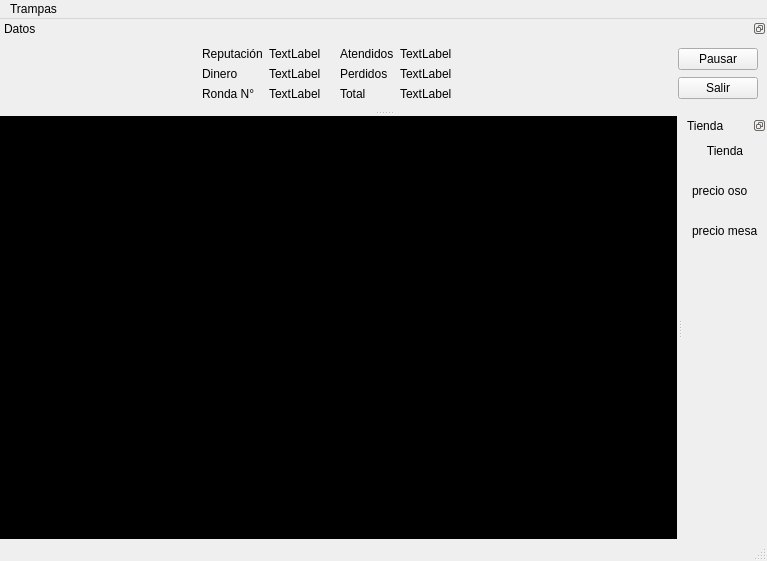
benjavicente/iic2233, file Tareas/T02/frontend/layout/game.ui: the form before one commit.
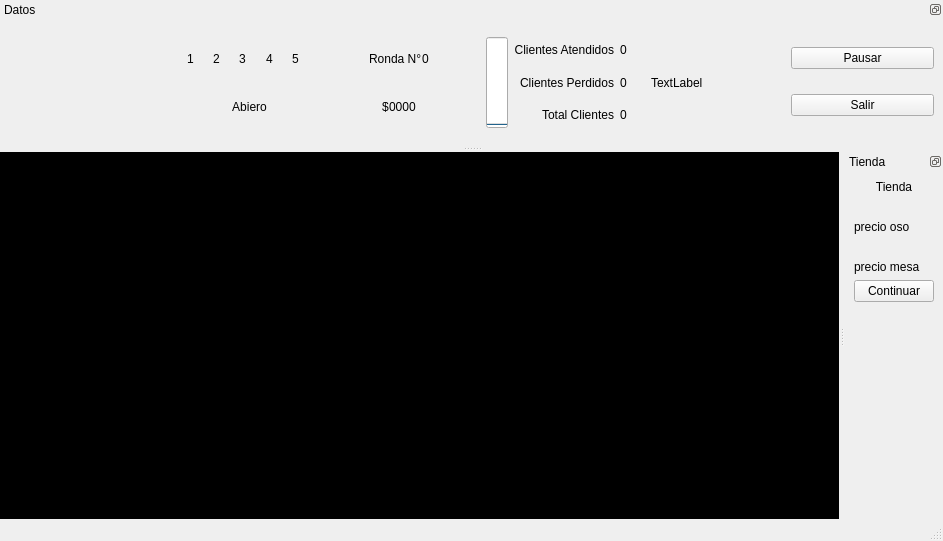
The form after the commit. Icons and pictures are not drawn.

Patch:
```diff
--- a/Tareas/T02/frontend/layout/game.ui
+++ b/Tareas/T02/frontend/layout/game.ui
@@ -6,8 +6,8 @@
    <rect>
     <x>0</x>
     <y>0</y>
-    <width>767</width>
-    <height>561</height>
+    <width>943</width>
+    <height>541</height>
    </rect>
   </property>
   <property name="sizePolicy">
@@ -141,25 +141,6 @@
     </item>
    </layout>
   </widget>
-  <widget class="QMenuBar" name="menubar">
-   <property name="geometry">
-    <rect>
-     <x>0</x>
-     <y>0</y>
-     <width>767</width>
-     <height>26</height>
-    </rect>
-   </property>
-   <widget class="QMenu" name="menuTrampas">
-    <property name="title">
-     <string>Trampas</string>
-    </property>
-    <addaction name="imprimir_dinero"/>
-    <addaction name="comrar_reputacion"/>
-    <addaction name="terminar_ronda"/>
-   </widget>
-   <addaction name="menuTrampas"/>
-  </widget>
   <widget class="QStatusBar" name="statusbar"/>
   <widget class="QDockWidget" name="shop_dock">
    <property name="maximumSize">
@@ -256,6 +237,13 @@
        </property>
       </widget>
      </item>
+     <item>
+      <widget class="QPushButton" name="pushButton">
+       <property name="text">
+        <string>Continuar</string>
+       </property>
+      </widget>
+     </item>
      <item>
       <spacer name="verticalSpacer_3">
        <property name="orientation">
@@ -335,157 +323,295 @@
       </spacer>
      </item>
      <item>
-      <spacer name="horizontalSpacer_4">
-       <property name="orientation">
-        <enum>Qt::Horizontal</enum>
-       </property>
-       <property name="sizeHint" stdset="0">
-        <size>
-         <width>40</width>
-         <height>20</height>
-        </size>
-       </property>
-      </spacer>
+      <widget class="QWidget" name="widget_4" native="true">
+       <layout class="QVBoxLayout" name="verticalLayout_4">
+        <item>
+         <layout class="QHBoxLayout" name="stars_layout">
+          <item>
+           <widget class="QLabel" name="label_2">
+            <property name="text">
+             <string>1</string>
+            </property>
+           </widget>
+          </item>
+          <item>
+           <widget class="QLabel" name="label">
+            <property name="text">
+             <string>2</string>
+            </property>
+           </widget>
+          </item>
+          <item>
+           <widget class="QLabel" name="label_5">
+            <property name="text">
+             <string>3</string>
+            </property>
+           </widget>
+          </item>
+          <item>
+           <widget class="QLabel" name="label_13">
+            <property name="text">
+             <string>4</string>
+            </property>
+           </widget>
+          </item>
+          <item>
+           <widget class="QLabel" name="label_14">
+            <property name="text">
+             <string>5</string>
+            </property>
+           </widget>
+          </item>
+         </layout>
+        </item>
+        <item>
+         <widget class="QLabel" name="label_3">
+          <property name="text">
+           <string>Abiero</string>
+          </property>
+          <property name="alignment">
+           <set>Qt::AlignCenter</set>
+          </property>
+         </widget>
+        </item>
+       </layout>
+      </widget>
      </item>
      <item>
-      <layout class="QGridLayout" name="grid_estadisticas_cafe">
-       <item row="1" column="0">
-        <widget class="QLabel" name="money_label">
-         <property name="text">
-          <string>Dinero</string>
-         </property>
-        </widget>
-       </item>
-       <item row="2" column="0">
-        <widget class="QLabel" name="round_label">
-         <property name="text">
-          <string>Ronda N°</string>
-         </property>
-        </widget>
-       </item>
-       <item row="0" column="0">
-        <widget class="QLabel" name="rep_label">
-         <property name="text">
-          <string>Reputación</string>
-         </property>
-        </widget>
-       </item>
-       <item row="0" column="1">
-        <widget class="QLabel" name="rep">
-         <property name="text">
-          <string>TextLabel</string>
-         </property>
-        </widget>
-       </item>
-       <item row="1" column="1">
-        <widget class="QLabel" name="money">
-         <property name="text">
-          <string>TextLabel</string>
-         </property>
-        </widget>
-       </item>
-       <item row="2" column="1">
-        <widget class="QLabel" name="round">
-         <property name="text">
-          <string>TextLabel</string>
-         </property>
-        </widget>
-       </item>
-      </layout>
+      <widget class="QWidget" name="widget_2" native="true">
+       <layout class="QGridLayout" name="gridLayout_5">
+        <item row="1" column="0">
+         <widget class="QWidget" name="widget_6" native="true">
+          <layout class="QGridLayout" name="gridLayout_6">
+           <item row="0" column="0">
+            <widget class="QWidget" name="horizontalWidget_2" native="true">
+             <property name="sizePolicy">
+              <sizepolicy hsizetype="Maximum" vsizetype="Preferred">
+               <horstretch>0</horstretch>
+               <verstretch>0</verstretch>
+              </sizepolicy>
+             </property>
+             <layout class="QHBoxLayout" name="horizontalLayout_3">
+              <property name="spacing">
+               <number>0</number>
+              </property>
+              <property name="leftMargin">
+               <number>0</number>
+              </property>
+              <property name="topMargin">
+               <number>0</number>
+              </property>
+              <property name="rightMargin">
+               <number>0</number>
+              </property>
+              <property name="bottomMargin">
+               <number>0</number>
+              </property>
+              <item>
+               <widget class="QLabel" name="money_tag">
+                <property name="sizePolicy">
+                 <sizepolicy hsizetype="Maximum" vsizetype="Preferred">
+                  <horstretch>0</horstretch>
+                  <verstretch>0</verstretch>
+                 </sizepolicy>
+                </property>
+                <property name="text">
+                 <string>$</string>
+                </property>
+               </widget>
+              </item>
+              <item>
+               <widget class="QLabel" name="money">
+                <property name="sizePolicy">
+                 <sizepolicy hsizetype="Maximum" vsizetype="Preferred">
+                  <horstretch>0</horstretch>
+                  <verstretch>0</verstretch>
+                 </sizepolicy>
+                </property>
+                <property name="text">
+                 <string>0000</string>
+                </property>
+               </widget>
+              </item>
+             </layout>
+            </widget>
+           </item>
+          </layout>
+         </widget>
+        </item>
+        <item row="0" column="0">
+         <widget class="QWidget" name="widget_7" native="true">
+          <layout class="QGridLayout" name="gridLayout_7">
+           <item row="0" column="0">
+            <widget class="QWidget" name="widget_5" native="true">
+             <property name="sizePolicy">
+              <sizepolicy hsizetype="Maximum" vsizetype="Preferred">
+               <horstretch>0</horstretch>
+               <verstretch>0</verstretch>
+              </sizepolicy>
+             </property>
+             <layout class="QHBoxLayout" name="horizontalLayout_4">
+              <property name="spacing">
+               <number>0</number>
+              </property>
+              <property name="leftMargin">
+               <number>0</number>
+              </property>
+              <property name="topMargin">
+               <number>0</number>
+              </property>
+              <property name="rightMargin">
+               <number>0</number>
+              </property>
+              <property name="bottomMargin">
+               <number>0</number>
+              </property>
+              <item>
+               <widget class="QLabel" name="label_12">
+                <property name="sizePolicy">
+                 <sizepolicy hsizetype="Maximum" vsizetype="Preferred">
+                  <horstretch>0</horstretch>
+                  <verstretch>0</verstretch>
+                 </sizepolicy>
+                </property>
+                <property name="text">
+                 <string>Ronda N°</string>
+                </property>
+               </widget>
+              </item>
+              <item>
+               <widget class="QLabel" name="round">
+                <property name="sizePolicy">
+                 <sizepolicy hsizetype="Maximum" vsizetype="Preferred">
+                  <horstretch>0</horstretch>
+                  <verstretch>0</verstretch>
+                 </sizepolicy>
+                </property>
+                <property name="text">
+                 <string>0</string>
+                </property>
+                <property name="alignment">
+                 <set>Qt::AlignLeading|Qt::AlignLeft|Qt::AlignVCenter</set>
+                </property>
+               </widget>
+              </item>
+             </layout>
+            </widget>
+           </item>
+          </layout>
+         </widget>
+        </item>
+       </layout>
+      </widget>
      </item>
      <item>
-      <widget class="QLabel" name="label_10">
-       <property name="sizePolicy">
-        <sizepolicy hsizetype="Maximum" vsizetype="Preferred">
-         <horstretch>0</horstretch>
-         <verstretch>0</verstretch>
-        </sizepolicy>
-       </property>
-       <property name="text">
-        <string/>
-       </property>
-       <property name="pixmap">
-        <pixmap>C:/Users/Benjamín/.designer/sprites/clientes/perro/perro_01.png</pixmap>
-       </property>
-       <property name="scaledContents">
-        <bool>false</bool>
-       </property>
+      <widget class="QWidget" name="widget" native="true">
+       <layout class="QGridLayout" name="gridLayout_2">
+        <item row="0" column="0" rowspan="3">
+         <widget class="QProgressBar" name="day_progress">
+          <property name="enabled">
+           <bool>true</bool>
+          </property>
+          <property name="sizePolicy">
+           <sizepolicy hsizetype="Fixed" vsizetype="Fixed">
+            <horstretch>0</horstretch>
+            <verstretch>0</verstretch>
+           </sizepolicy>
+          </property>
+          <property name="font">
+           <font>
+            <kerning>true</kerning>
+           </font>
+          </property>
+          <property name="textVisible">
+           <bool>false</bool>
+          </property>
+          <property name="orientation">
+           <enum>Qt::Vertical</enum>
+          </property>
+          <property name="format">
+           <string/>
+          </property>
+         </widget>
+        </item>
+        <item row="2" column="1">
+         <widget class="QLabel" name="label_8">
+          <property name="text">
+           <string>Total Clientes</string>
+          </property>
+          <property name="alignment">
+           <set>Qt::AlignRight|Qt::AlignTrailing|Qt::AlignVCenter</set>
+          </property>
+         </widget>
+        </item>
+        <item row="0" column="1">
+         <widget class="QLabel" name="label_6">
+          <property name="sizePolicy">
+           <sizepolicy hsizetype="Maximum" vsizetype="Preferred">
+            <horstretch>0</horstretch>
+            <verstretch>0</verstretch>
+           </sizepolicy>
+          </property>
+          <property name="text">
+           <string>Clientes Atendidos</string>
+          </property>
+          <property name="alignment">
+           <set>Qt::AlignRight|Qt::AlignTrailing|Qt::AlignVCenter</set>
+          </property>
+         </widget>
+        </item>
+        <item row="1" column="1">
+         <widget class="QLabel" name="label_7">
+          <property name="text">
+           <string>Clientes Perdidos</string>
+          </property>
+          <property name="alignment">
+           <set>Qt::AlignRight|Qt::AlignTrailing|Qt::AlignVCenter</set>
+          </property>
+         </widget>
+        </item>
+        <item row="2" column="2">
+         <widget class="QLabel" name="total_clients">
+          <property name="text">
+           <string>0</string>
+          </property>
+         </widget>
+        </item>
+        <item row="1" column="2">
+         <widget class="QLabel" name="label_10">
+          <property name="text">
+           <string>0</string>
+          </property>
+         </widget>
+        </item>
+        <item row="0" column="2">
+         <widget class="QLabel" name="label_11">
+          <property name="sizePolicy">
+           <sizepolicy hsizetype="Maximum" vsizetype="Preferred">
+            <horstretch>0</horstretch>
+            <verstretch>0</verstretch>
+           </sizepolicy>
+          </property>
+          <property name="text">
+           <string>0</string>
+          </property>
+         </widget>
+        </item>
+       </layout>
       </widget>
      </item>
      <item>
-      <layout class="QGridLayout" name="gridLayout_3">
-       <item row="1" column="0">
-        <widget class="QLabel" name="failed_orders_label">
-         <property name="text">
-          <string>Perdidos</string>
-         </property>
-        </widget>
-       </item>
-       <item row="0" column="0">
-        <widget class="QLabel" name="completed_orders_label">
-         <property name="text">
-          <string>Atendidos</string>
-         </property>
-        </widget>
-       </item>
-       <item row="2" column="0">
-        <widget class="QLabel" name="total_orders_label">
-         <property name="text">
-          <string>Total</string>
-         </property>
-        </widget>
-       </item>
-       <item row="0" column="1">
-        <widget class="QLabel" name="completed_orders">
-         <property name="text">
-          <string>TextLabel</string>
-         </property>
-        </widget>
-       </item>
-       <item row="1" column="1">
-        <widget class="QLabel" name="failed_orders">
-         <property name="text">
-          <string>TextLabel</string>
-         </property>
-        </widget>
-       </item>
-       <item row="2" column="1">
-        <widget class="QLabel" name="total_orders">
-         <property name="text">
-          <string>TextLabel</string>
-         </property>
-        </widget>
-       </item>
-      </layout>
-     </item>
-     <item>
-      <spacer name="horizontalSpacer_5">
-       <property name="orientation">
-        <enum>Qt::Horizontal</enum>
-       </property>
-       <property name="sizeHint" stdset="0">
-        <size>
-         <width>40</width>
-         <height>20</height>
-        </size>
-       </property>
-      </spacer>
-     </item>
-     <item>
-      <spacer name="horizontalSpacer_3">
-       <property name="orientation">
-        <enum>Qt::Horizontal</enum>
-       </property>
-       <property name="sizeType">
-        <enum>QSizePolicy::Fixed</enum>
-       </property>
-       <property name="sizeHint" stdset="0">
-        <size>
-         <width>60</width>
-         <height>0</height>
-        </size>
-       </property>
-      </spacer>
+      <widget class="QWidget" name="widget_3" native="true">
+       <layout class="QGridLayout" name="gridLayout_3">
+        <item row="0" column="0">
+         <widget class="QLabel" name="label_4">
+          <property name="text">
+           <string>TextLabel</string>
+          </property>
+         </widget>
+        </item>
+       </layout>
+      </widget>
      </item>
      <item>
       <layout class="QVBoxLayout" name="verticalLayout_3">
```
